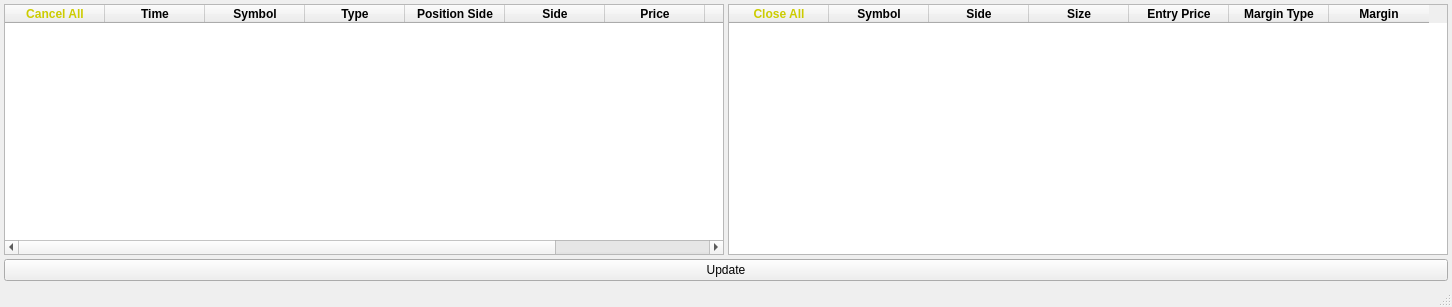
Before: the Qt Designer form main.ui in SirSeruju/binance_balance, drawn with Qt 5.
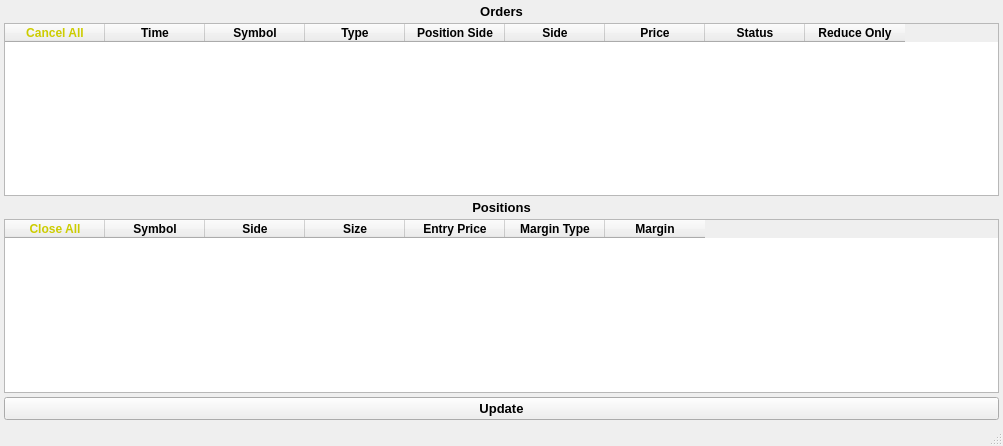
After: the same form once the commit is applied.

Commit message: Реконнект при ошибке

The edit to the form file:
```diff
--- a/main.ui
+++ b/main.ui
@@ -6,8 +6,8 @@
    <rect>
     <x>0</x>
     <y>0</y>
-    <width>1452</width>
-    <height>307</height>
+    <width>1003</width>
+    <height>446</height>
    </rect>
   </property>
   <property name="windowTitle">
@@ -32,7 +32,10 @@
     </property>
     <item row="0" column="0">
      <widget class="QWidget" name="widget" native="true">
-      <layout class="QGridLayout" name="gridLayout_2">
+      <layout class="QVBoxLayout" name="verticalLayout">
+       <property name="spacing">
+        <number>4</number>
+       </property>
        <property name="leftMargin">
         <number>0</number>
        </property>
@@ -45,100 +48,24 @@
        <property name="bottomMargin">
         <number>0</number>
        </property>
-       <property name="spacing">
-        <number>4</number>
-       </property>
-       <item row="0" column="1">
-        <widget class="QTableWidget" name="positions_tbl">
-         <column>
-          <property name="text">
-           <string>Close All</string>
-          </property>
-          <property name="font">
-           <font>
-            <weight>75</weight>
-            <bold>true</bold>
-           </font>
-          </property>
-          <property name="foreground">
-           <brush brushstyle="SolidPattern">
-            <color alpha="255">
-             <red>204</red>
-             <green>204</green>
-             <blue>0</blue>
-            </color>
-           </brush>
-          </property>
-         </column>
-         <column>
-          <property name="text">
-           <string>Symbol</string>
-          </property>
-          <property name="font">
-           <font>
-            <weight>75</weight>
-            <bold>true</bold>
-           </font>
-          </property>
-         </column>
-         <column>
-          <property name="text">
-           <string>Side</string>
-          </property>
-          <property name="font">
-           <font>
-            <weight>75</weight>
-            <bold>true</bold>
-           </font>
-          </property>
-         </column>
-         <column>
-          <property name="text">
-           <string>Size</string>
-          </property>
-          <property name="font">
-           <font>
-            <weight>75</weight>
-            <bold>true</bold>
-           </font>
-          </property>
-         </column>
-         <column>
-          <property name="text">
-           <string>Entry Price</string>
-          </property>
-          <property name="font">
-           <font>
-            <weight>75</weight>
-            <bold>true</bold>
-           </font>
-          </property>
-         </column>
-         <column>
-          <property name="text">
-           <string>Margin Type</string>
-          </property>
-          <property name="font">
-           <font>
-            <weight>75</weight>
-            <bold>true</bold>
-           </font>
-          </property>
-         </column>
-         <column>
-          <property name="text">
-           <string>Margin</string>
-          </property>
-          <property name="font">
-           <font>
-            <weight>75</weight>
-            <bold>true</bold>
-           </font>
-          </property>
-         </column>
+       <item>
+        <widget class="QLabel" name="label">
+         <property name="font">
+          <font>
+           <pointsize>10</pointsize>
+           <weight>75</weight>
+           <bold>true</bold>
+          </font>
+         </property>
+         <property name="text">
+          <string>Orders</string>
+         </property>
+         <property name="alignment">
+          <set>Qt::AlignCenter</set>
+         </property>
         </widget>
        </item>
-       <item row="0" column="0">
+       <item>
         <widget class="QTableWidget" name="orders_tbl">
          <column>
           <property name="text">
@@ -250,16 +177,136 @@
          </column>
         </widget>
        </item>
+       <item>
+        <widget class="QLabel" name="label_2">
+         <property name="font">
+          <font>
+           <pointsize>10</pointsize>
+           <weight>75</weight>
+           <bold>true</bold>
+          </font>
+         </property>
+         <property name="text">
+          <string>Positions</string>
+         </property>
+         <property name="textFormat">
+          <enum>Qt::AutoText</enum>
+         </property>
+         <property name="alignment">
+          <set>Qt::AlignCenter</set>
+         </property>
+         <property name="wordWrap">
+          <bool>false</bool>
+         </property>
+        </widget>
+       </item>
+       <item>
+        <widget class="QTableWidget" name="positions_tbl">
+         <column>
+          <property name="text">
+           <string>Close All</string>
+          </property>
+          <property name="font">
+           <font>
+            <weight>75</weight>
+            <bold>true</bold>
+           </font>
+          </property>
+          <property name="foreground">
+           <brush brushstyle="SolidPattern">
+            <color alpha="255">
+             <red>204</red>
+             <green>204</green>
+             <blue>0</blue>
+            </color>
+           </brush>
+          </property>
+         </column>
+         <column>
+          <property name="text">
+           <string>Symbol</string>
+          </property>
+          <property name="font">
+           <font>
+            <weight>75</weight>
+            <bold>true</bold>
+           </font>
+          </property>
+         </column>
+         <column>
+          <property name="text">
+           <string>Side</string>
+          </property>
+          <property name="font">
+           <font>
+            <weight>75</weight>
+            <bold>true</bold>
+           </font>
+          </property>
+         </column>
+         <column>
+          <property name="text">
+           <string>Size</string>
+          </property>
+          <property name="font">
+           <font>
+            <weight>75</weight>
+            <bold>true</bold>
+           </font>
+          </property>
+         </column>
+         <column>
+          <property name="text">
+           <string>Entry Price</string>
+          </property>
+          <property name="font">
+           <font>
+            <weight>75</weight>
+            <bold>true</bold>
+           </font>
+          </property>
+         </column>
+         <column>
+          <property name="text">
+           <string>Margin Type</string>
+          </property>
+          <property name="font">
+           <font>
+            <weight>75</weight>
+            <bold>true</bold>
+           </font>
+          </property>
+         </column>
+         <column>
+          <property name="text">
+           <string>Margin</string>
+          </property>
+          <property name="font">
+           <font>
+            <weight>75</weight>
+            <bold>true</bold>
+           </font>
+          </property>
+         </column>
+        </widget>
+       </item>
+       <item>
+        <widget class="QPushButton" name="update_btn">
+         <property name="font">
+          <font>
+           <pointsize>10</pointsize>
+           <weight>75</weight>
+           <bold>true</bold>
+          </font>
+         </property>
+         <property name="text">
+          <string>Update</string>
+         </property>
+        </widget>
+       </item>
       </layout>
      </widget>
     </item>
-    <item row="1" column="0">
-     <widget class="QPushButton" name="update_btn">
-      <property name="text">
-       <string>Update</string>
-      </property>
-     </widget>
-    </item>
    </layout>
   </widget>
   <widget class="QMenuBar" name="menubar">
```
Left out of the diff: 2 changed lines with no effect on the pictures. The commit also changes 1 other file.
